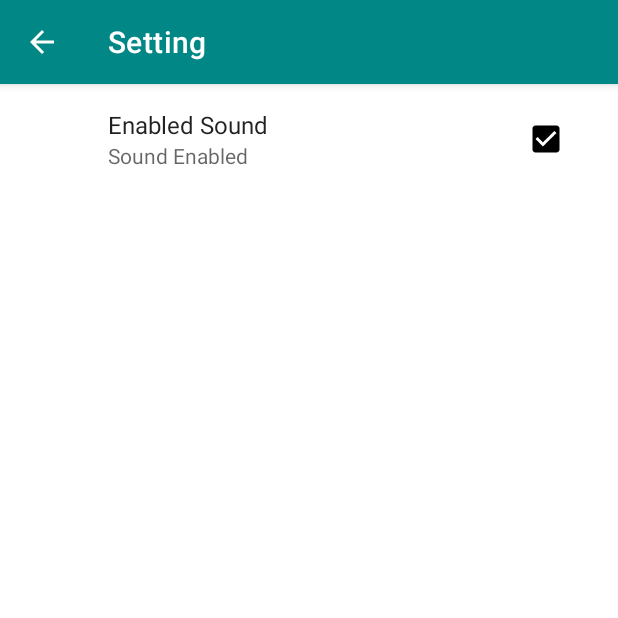
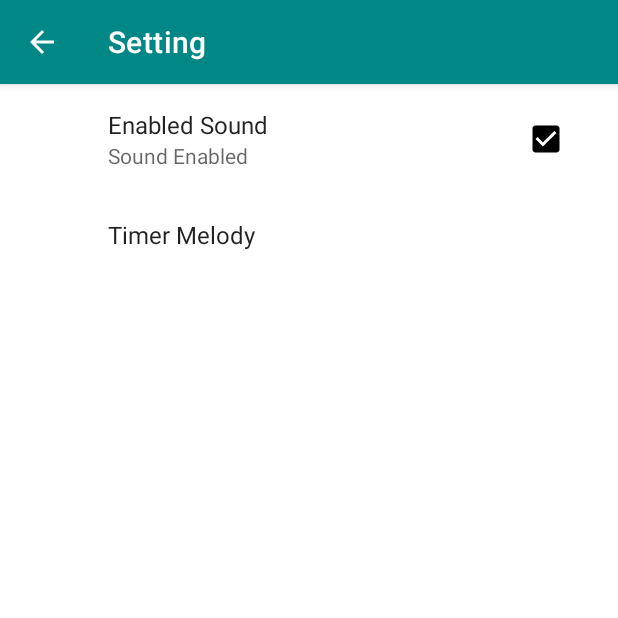
Before and after one commit to Galyminsky/CoolTimer, an Android app: the SettingFragment screen opened directly, with no data from a screen before it, on a phone screen of 412 x 824 dp, the top half of it. Run offline under Robolectric (Android 15) with nearby library versions, the phone set to English and light mode, and no system bars; our stand-ins replace androidx.preference.

Commit message:
Add Melody Timer

```diff
--- /dev/null
+++ b/app/src/main/res/values/arrays.xml
@@ -0,0 +1,18 @@
+<?xml version="1.0" encoding="utf-8"?>
+<resources>
+
+    <array name="pref_timer_melody_labels">
+        <item>Bell</item>
+        <item>Alarm Siren</item>
+        <item>Bip</item>
+    </array>
+
+    <array name="pref_timer_melody_values">
+
+        <item>bell</item>
+        <item>alarm_siren</item>
+        <item>bip</item>
+
+    </array>
+
+</resources>
--- a/app/src/main/res/xml/timer_preferences.xml
+++ b/app/src/main/res/xml/timer_preferences.xml
@@ -4,10 +4,19 @@
 
     <CheckBoxPreference
         android:defaultValue="true"
-        android:key="enable sound"
+        android:key="enable_sound"
         android:title="Enabled Sound"
         android:summaryOff="Sound Disable"
         android:summaryOn="Sound Enabled">
     </CheckBoxPreference>
 
+    <ListPreference
+        android:title="Timer Melody"
+        android:key="timer_melody"
+        android:defaultValue="bell"
+        android:entries="@array/pref_timer_melody_labels"
+        android:entryValues="@array/pref_timer_melody_values">
+
+    </ListPreference>
+
 </PreferenceScreen>
```
Also changed, not shown: app/src/main/java/com/jobforandroid/cooltimer/MainActivity.java (+23 -7 lines), 3 other files.
